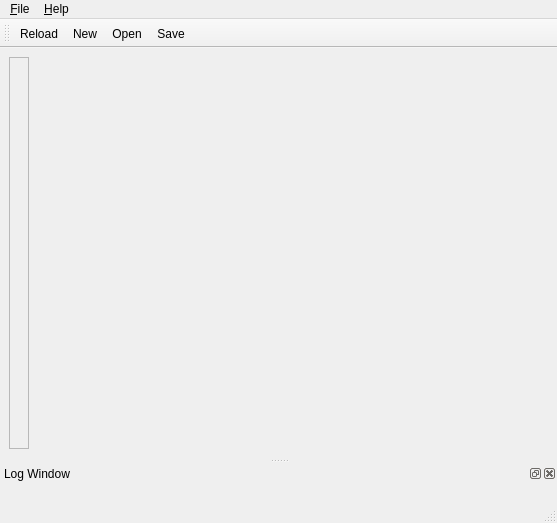
First picture: the form in trunk/maestro/gui/MaestroBase.ui, repository patrickhartling/maestro, before the edit.
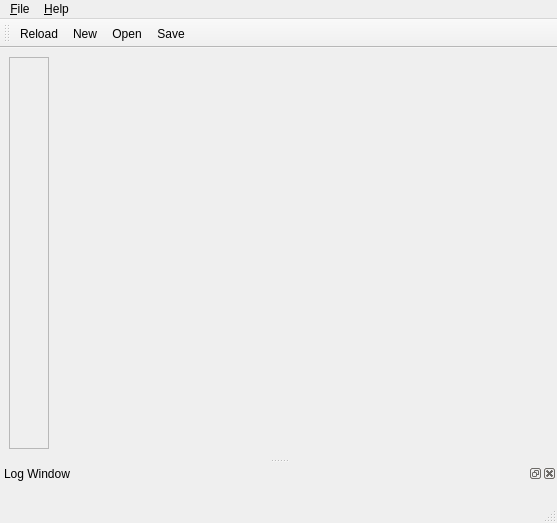
Second picture: the form after the edit. Icons and pictures are not drawn.

Commit message:
- Make modifications to Maestro's GUI layout.
NOTE: I changed Maestro to ignore the prefered size of the view widgets in order
      to test what is causing the GUI to explode in size. This should be
      changed back soon.

```diff
--- a/trunk/maestro/gui/MaestroBase.ui
+++ b/trunk/maestro/gui/MaestroBase.ui
@@ -66,6 +66,19 @@
          <property name="spacing" >
           <number>6</number>
          </property>
+         <item>
+          <spacer>
+           <property name="orientation" >
+            <enum>Qt::Vertical</enum>
+           </property>
+           <property name="sizeHint" >
+            <size>
+             <width>20</width>
+             <height>40</height>
+            </size>
+           </property>
+          </spacer>
+         </item>
         </layout>
        </widget>
       </item>
@@ -73,8 +86,8 @@
        <widget class="QStackedWidget" name="mStack" >
         <property name="sizePolicy" >
          <sizepolicy>
-          <hsizetype>5</hsizetype>
-          <vsizetype>5</vsizetype>
+          <hsizetype>13</hsizetype>
+          <vsizetype>13</vsizetype>
           <horstretch>0</horstretch>
           <verstretch>0</verstretch>
          </sizepolicy>
```
Left out of the diff: 2 changed lines with no effect on the pictures. The commit also changes 2 other files.
